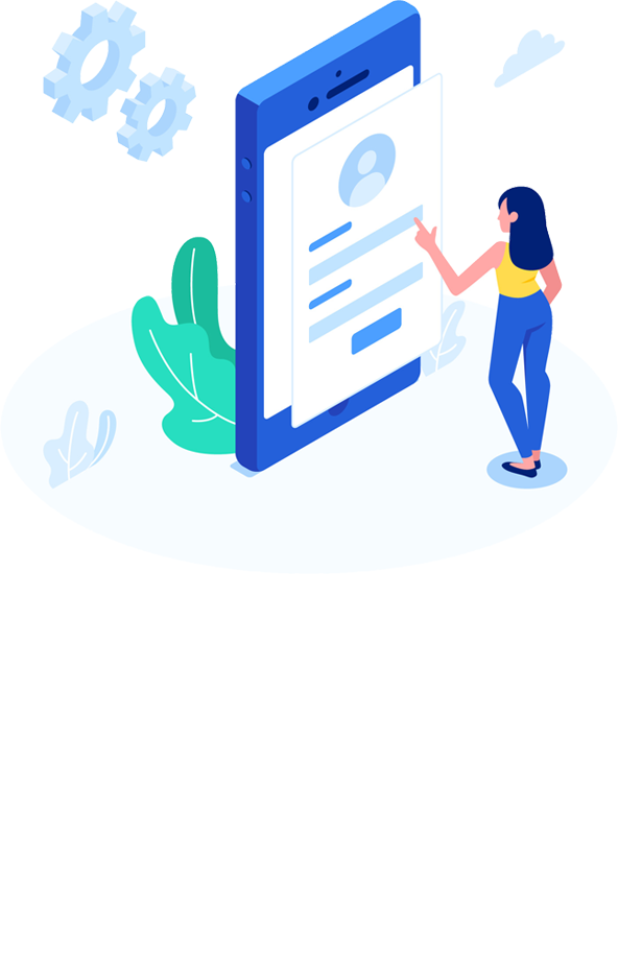
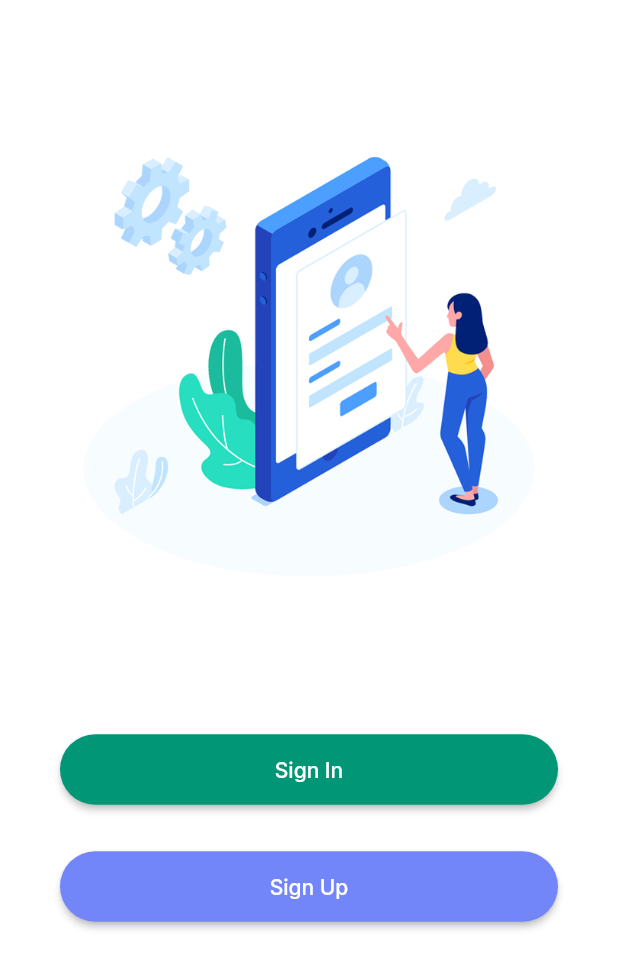
Before and after one commit to bibek77/sphere-chat-app, a Flutter app: the screen it shows after launch, after a tap on "Skip", on a phone screen of 412 x 824 dp. Shown: the top 969 px of the screen. Run offline on Flutter 3.47's test engine with Material 2 defaults, Android fonts, the phone set to English and light mode, and no system bars; our stand-ins replace google_fonts.

Commit message:
login page created

```diff
--- a/lib/screens/login_page.dart
+++ b/lib/screens/login_page.dart
@@ -1,15 +1,39 @@
 import 'package:flutter/material.dart';
+import 'package:instant_messenger/components/primary_button.dart';
+import 'package:instant_messenger/utils/constants.dart';
 
 class LoginPage extends StatelessWidget {
-  const LoginPage({ Key? key }) : super(key: key);
+  const LoginPage({Key? key}) : super(key: key);
 
   @override
   Widget build(BuildContext context) {
     return Scaffold(
-      body: SafeArea(child: Column(
-        children: [
-          Image.asset("assets/images/login-image.png")
-        ],
+      body: SafeArea(
+          child: Padding(
+        padding: const EdgeInsets.symmetric(horizontal: kDefaultPadding * 2),
+        child: Column(
+          children: [
+            Spacer(),
+            Image.asset(
+              "assets/images/login-image.png",
+              height: 280,
+            ),
+            Spacer(
+              flex: 1,
+            ),
+            PrimaryButton(text: "Sign In", press: () {}),
+            SizedBox(
+              height: kDefaultPadding * 1.5,
+            ),
+            PrimaryButton(
+                color: Theme.of(context).colorScheme.secondary,
+                text: "Sign Up",
+                press: () {}),
+            Spacer(
+              flex: 2,
+            )
+          ],
+        ),
       )),
     );
   }
--- a/lib/utils/constants.dart
+++ b/lib/utils/constants.dart
@@ -1,7 +1,7 @@
 import 'package:flutter/material.dart';
 
-const kPrimaryColor = Color(0xff00bf60);
-const kSecondaryColor = Color(0xFFFE9901);
+const kPrimaryColor = Color.fromARGB(255, 1, 150, 117);
+const kSecondaryColor = Color.fromARGB(255, 114, 134, 250);
 const kContentLightColor = Color(0xFF1D1d35);
 const kContentDarkColor = Color(0xFFF5FCF9);
 const kErrorColor = Color(0xFFF3BB1C);
```
